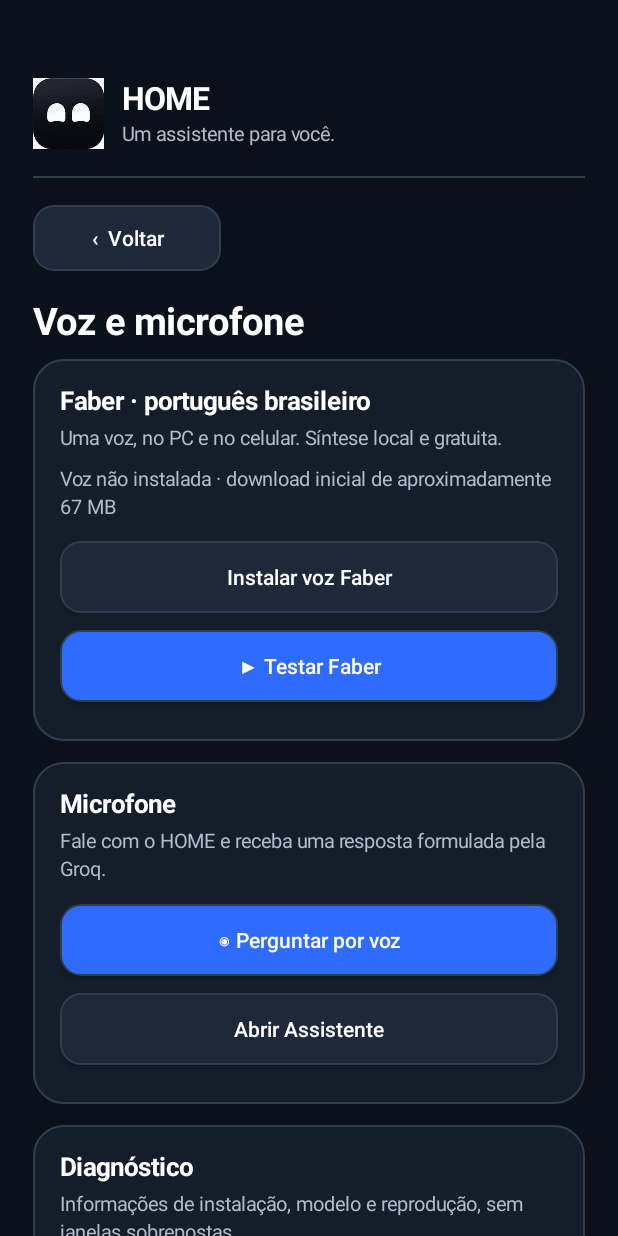
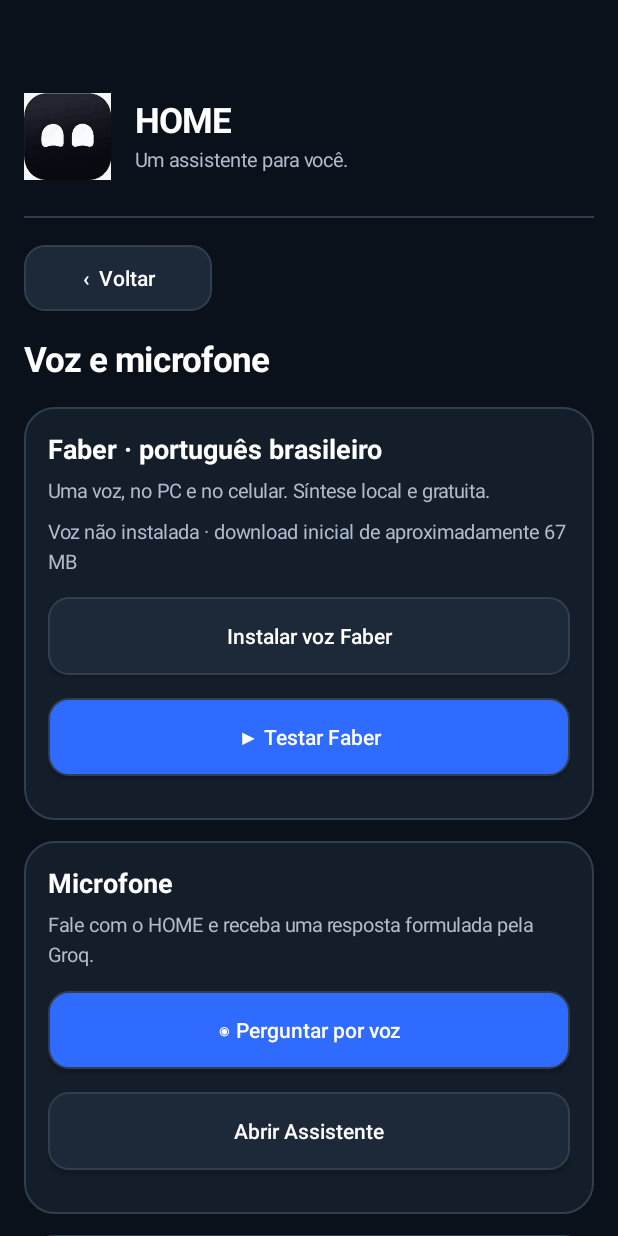
Before and after one commit to aqnoeu/home, an Android app: the screen it shows after launch (MainActivity), after a tap on "Voz e microfone", on a phone screen of 412 x 824 dp. Run offline under Robolectric (Android 15) with nearby library versions, the phone set to English and light mode, and no system bars; libraries missing offline, so code that uses them is left out: com.k2fsa.sherpa, org.apache.commons; 1 other tap on this screen came first.

Commit message:
style(android): improve brand PNG presence, spacing, line breaks and narrow-screen buttons; apply Groq eye emotion

```diff
--- a/android/app/src/main/java/com/aqnoeu/home/MainActivity.java
+++ b/android/app/src/main/java/com/aqnoeu/home/MainActivity.java
@@ -42,7 +42,7 @@ public final class MainActivity extends Activity {
     private String currentPage = "hub";
 
     private int dp(float n) {return Math.round(n*getResources().getDisplayMetrics().density);}
-    private boolean narrow(){return getResources().getConfiguration().screenWidthDp<370;}
+    private boolean narrow(){return getResources().getConfiguration().screenWidthDp<440;}
     private GradientDrawable bg(int color,int radius){
         GradientDrawable d=new GradientDrawable();
         d.setColor(color);d.setCornerRadius(dp(radius));d.setStroke(dp(1),LINE);
@@ -53,7 +53,9 @@ public final class MainActivity extends Activity {
         t.setText(value);t.setTextSize(sp);t.setTextColor(color);t.setIncludeFontPadding(false);
         t.setTypeface(android.graphics.Typeface.create("sans-serif",
             heavy?android.graphics.Typeface.BOLD:android.graphics.Typeface.NORMAL));
-        t.setLineSpacing(dp(3),1f);
+        t.setLineSpacing(dp(4),1.04f);
+        t.setBreakStrategy(android.text.Layout.BREAK_STRATEGY_HIGH_QUALITY);
+        t.setHyphenationFrequency(android.text.Layout.HYPHENATION_FREQUENCY_NONE);
         return t;
     }
     private TextView text(String value,int sp){return text(value,sp,WHITE,false);}
@@ -71,7 +73,7 @@ public final class MainActivity extends Activity {
         LinearLayout l=column();
         l.setBackground(bg(SURFACE,20));
         l.setPadding(dp(narrow()?16:18),dp(18),dp(narrow()?16:18),dp(18));
-        if(title!=null&&!title.isEmpty())add(l,heading(title,17),0,description==null?12:7);
+        if(title!=null&&!title.isEmpty())add(l,heading(title,18),0,description==null?14:9);
         if(description!=null&&!description.isEmpty())add(l,note(description),0,12);
         add(root,l,0,14);
         return l;
@@ -80,7 +82,11 @@ public final class MainActivity extends Activity {
         Button b=new Button(this);
         b.setText(value);b.setAllCaps(false);b.setTextSize(14);
         b.setTypeface(android.graphics.Typeface.create("sans-serif-medium",0));
-        b.setMinHeight(dp(48));b.setMinimumHeight(dp(48));
+        b.setMinHeight(dp(52));b.setMinimumHeight(dp(52));
+        b.setGravity(Gravity.CENTER);
+        b.setSingleLine(false);
+        b.setMaxLines(2);
+        b.setBreakStrategy(android.text.Layout.BREAK_STRATEGY_HIGH_QUALITY);
         b.setTextColor(WHITE);
         b.setBackground(bg(primary?BLUE:RAISED,13));
         b.setPadding(dp(12),0,dp(12),0);
@@ -88,13 +94,13 @@ public final class MainActivity extends Activity {
         return b;
     }
     private void action(LinearLayout target,String label,boolean primary,Runnable run){
-        add(target,button(label,primary,run),3,8);
+        add(target,button(label,primary,run),4,11);
     }
     private void actions(LinearLayout target,String left,Runnable a,String right,Runnable b){
         LinearLayout row=new LinearLayout(this);
         row.setOrientation(narrow()?LinearLayout.VERTICAL:LinearLayout.HORIZONTAL);
         Button first=button(left,true,a),second=button(right,false,b);
-        if(narrow()){add(row,first,0,8);add(row,second,0,0);}
+        if(narrow()){add(row,first,0,10);add(row,second,0,0);}
         else {
             LinearLayout.LayoutParams one=new LinearLayout.LayoutParams(0,dp(50),1);
             one.rightMargin=dp(6);
@@ -138,12 +144,12 @@ public final class MainActivity extends Activity {
         root=column();
         // Android 15 edge-to-edge: use the measured system/cutout bars + breathing room.
         final int h=dp(narrow()?16:22);
-        root.setPadding(h,dp(52),h,dp(34));
+        root.setPadding(h,dp(62),h,dp(40));
         root.setOnApplyWindowInsetsListener((view,insets)->{
             if(Build.VERSION.SDK_INT>=30){
                 android.graphics.Insets bars=insets.getInsets(
                     WindowInsets.Type.systemBars()|WindowInsets.Type.displayCutout());
-                root.setPadding(h,Math.max(dp(48),bars.top+dp(26)),h,
+                root.setPadding(h,Math.max(dp(58),bars.top+dp(30)),h,
                     Math.max(dp(28),bars.bottom+dp(22)));
             }
             return insets;
@@ -159,14 +165,14 @@ public final class MainActivity extends Activity {
         icon.setImageResource(R.drawable.home_icon_approved);
         icon.setScaleType(ImageView.ScaleType.FIT_CENTER);
         icon.setContentDescription("Símbolo oficial HOME: dois olhos brancos em fundo grafite");
-        LinearLayout.LayoutParams iconSize=new LinearLayout.LayoutParams(dp(47),dp(47));
-        iconSize.rightMargin=dp(12);
+        LinearLayout.LayoutParams iconSize=new LinearLayout.LayoutParams(dp(58),dp(58));
+        iconSize.rightMargin=dp(16);
         brand.addView(icon,iconSize);
         LinearLayout brandCopy=column();
-        add(brandCopy,heading("HOME",21),0,3);
+        add(brandCopy,heading("HOME",23),0,5);
         add(brandCopy,note("Um assistente para você."),0,0);
         brand.addView(brandCopy,new LinearLayout.LayoutParams(0,-2,1));
-        add(root,brand,0,18);
+        add(root,brand,0,24);
         View line=new View(this);line.setBackgroundColor(LINE);
         root.addView(line,new LinearLayout.LayoutParams(-1,dp(1)));
         if(!"hub".equals(page)){
@@ -205,15 +211,16 @@ public final class MainActivity extends Activity {
         span.setSpan(new ForegroundColorSpan(ORANGE),0,4,0);
         hello.setText(span);
         add(root,hello,0,6);
-        add(root,note("Seu assistente, no seu ritmo."),0,22);
+        add(root,note("Seu assistente, no seu ritmo."),0,27);
 
         LinearLayout face=card(null,null);
         EyesView eyes=new EyesView(this);
         android.content.SharedPreferences prefs=getSharedPreferences("home",MODE_PRIVATE);
         eyes.setMood(prefs.getInt("mood",0));eyes.setEyeGap(prefs.getInt("eye_gap",9));
         eyes.setBackground(bg(BG,18));
-        add(face,eyes,0,12);
-        eyes.setLayoutParams(new LinearLayout.LayoutParams(-1,dp(100)));
+        LinearLayout.LayoutParams eyesSize=new LinearLayout.LayoutParams(-1,dp(105));
+        eyesSize.bottomMargin=dp(16);
+        face.addView(eyes,eyesSize);
         add(face,heading("Expressão",15),0,13);
         HorizontalScrollView hscroll=new HorizontalScrollView(this);
         hscroll.setHorizontalScrollBarEnabled(false);
@@ -234,7 +241,7 @@ public final class MainActivity extends Activity {
         hscroll.addView(moods);
         face.addView(hscroll);
 
-        add(root,heading("O que deseja fazer?",18),12,14);
+        add(root,heading("O que deseja fazer?",19),14,18);
         LinearLayout quick=column();
         actions(quick,"Conversar com HOME",()->showPage("assistant"),
             "Voz e microfone",()->showPage("voice"));
@@ -251,7 +258,7 @@ public final class MainActivity extends Activity {
             page.equals("interactions")?"Interações":
             page.equals("updates")?"Atualizações":"Encerrar";
         initScreen(page,null);
-        add(root,heading(title,25),0,10);
+        add(root,heading(title,narrow()?23:25),0,18);
         switch(page){
             case "assistant": assistantPage();break;
             case "voice": voicePage();break;
@@ -315,6 +322,7 @@ public final class MainActivity extends Activity {
             return;
         }
         HomeGroq.ask(this,question,new HomeGroq.Callback(){
+            @Override public void onEmotion(String emotion){HomeEmotion.fromGroq(emotion);}
             @Override public void onAnswer(String answer){
                 if(response!=null)response.setText(answer);
                 if(FaberOffline.isInstalled(MainActivity.this))
@@ -413,7 +421,7 @@ public final class MainActivity extends Activity {
     }
     private void showEditor(){
         initScreen("editor",null);
-        add(root,heading("Editar Notch",25),0,8);
+        add(root,heading("Editar Notch",narrow()?23:25),0,12);
         add(root,note("Ajuste as medidas com os controles abaixo. As alterações são salvas automaticamente."),0,20);
         android.content.SharedPreferences prefs=getSharedPreferences("home",MODE_PRIVATE);
         LinearLayout options=card("Comportamento da barra","A sobreposição depende das permissões do Android.");
@@ -479,6 +487,10 @@ public final class MainActivity extends Activity {
             catch(RuntimeException e){statusMessage("Não foi possível atualizar: "+e.getMessage());}
         }
     }
+    @Override public boolean dispatchTouchEvent(android.view.MotionEvent event){
+        if(event.getActionMasked()==android.view.MotionEvent.ACTION_DOWN)HomeEmotion.touch();
+        return super.dispatchTouchEvent(event);
+    }
     @Override protected void onActivityResult(int request,int resultCode,Intent data){
         super.onActivityResult(request,resultCode,data);
         if(request==HomeVoice.REQUEST_SPEECH && resultCode==RESULT_OK && data!=null){
@@ -493,6 +505,7 @@ public final class MainActivity extends Activity {
                 return;
             }
             HomeGroq.ask(this,question,new HomeGroq.Callback(){
+                @Override public void onEmotion(String emotion){HomeEmotion.fromGroq(emotion);}
                 @Override public void onAnswer(String answer){
                     statusMessage("HOME: "+answer);
                     if(FaberOffline.isInstalled(MainActivity.this))
```
